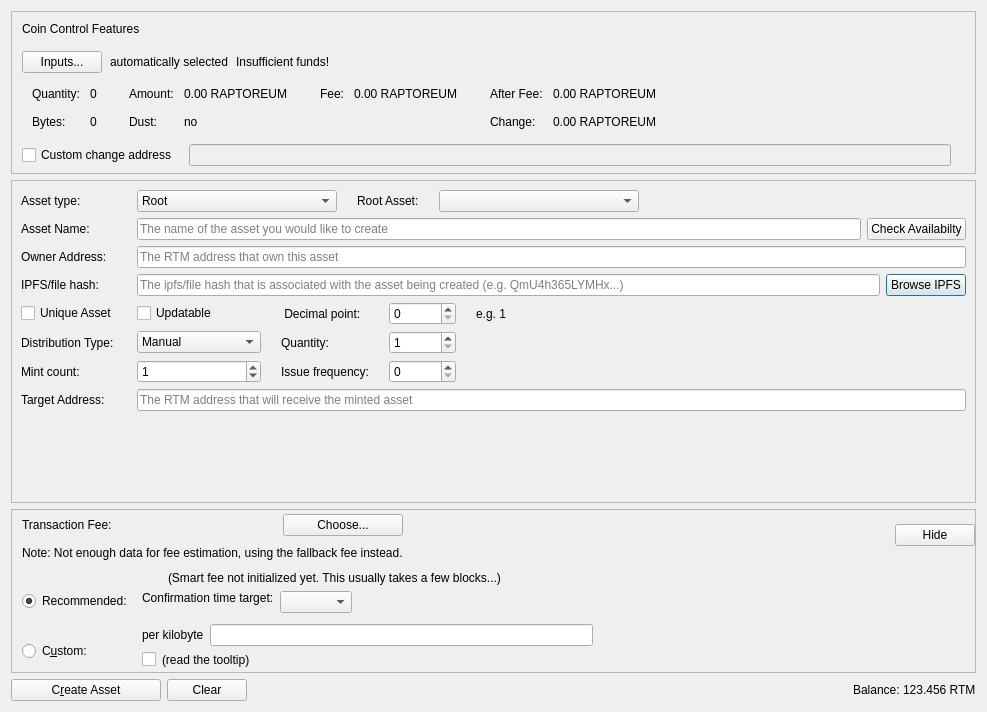
This is src/qt/forms/createassetsdialog.ui in Raptor3um/raptoreum as Qt 5 draws it before an edit. The edited form follows.
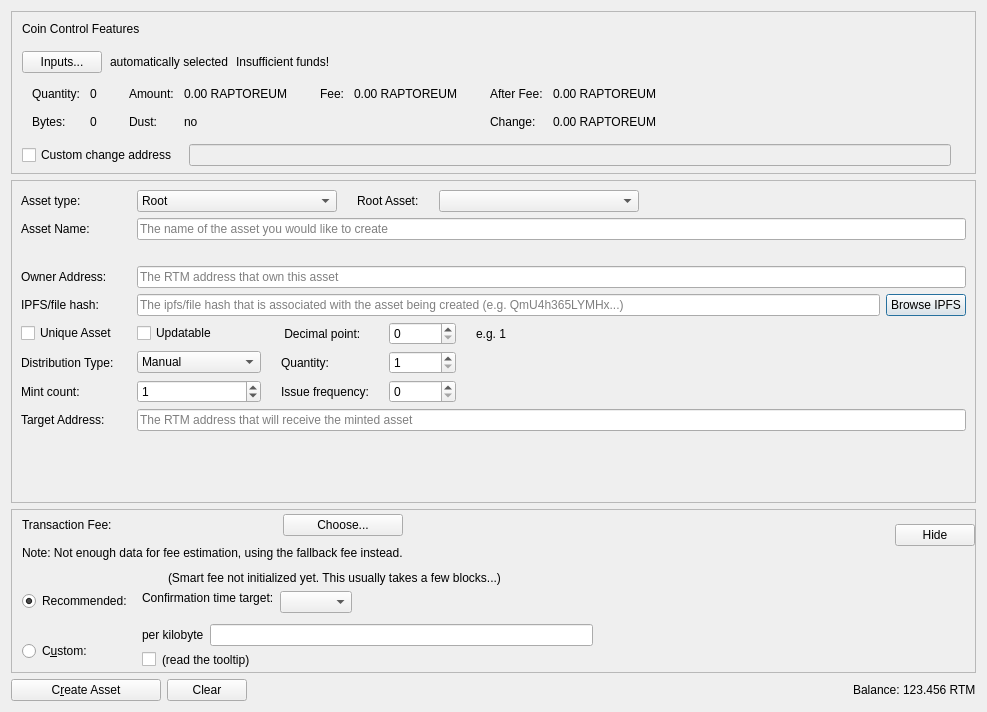
This is the edited form. Custom widgets are drawn as their Qt base class.

Commit message: Improve create asset validation messaging.

The edit to the form file:
```diff
--- a/src/qt/forms/createassetsdialog.ui
+++ b/src/qt/forms/createassetsdialog.ui
@@ -654,13 +654,6 @@
               </property>
              </widget>
             </item>
-            <item>
-             <widget class="QPushButton" name="availabilityButton">
-              <property name="text">
-               <string>Check Availabilty</string>
-              </property>
-             </widget>
-            </item>
            </layout>
           </item>
           <item row="4" column="2">
@@ -943,6 +936,13 @@
             </item>
            </layout>
           </item>
+          <item row="3" column="2">
+           <widget class="QLabel" name="assetNameValidation">
+            <property name="text">
+             <string></string>
+            </property>
+           </widget>
+          </item>
          </layout>
         </widget>
        </item>
```
The commit also changes 2 other files.
